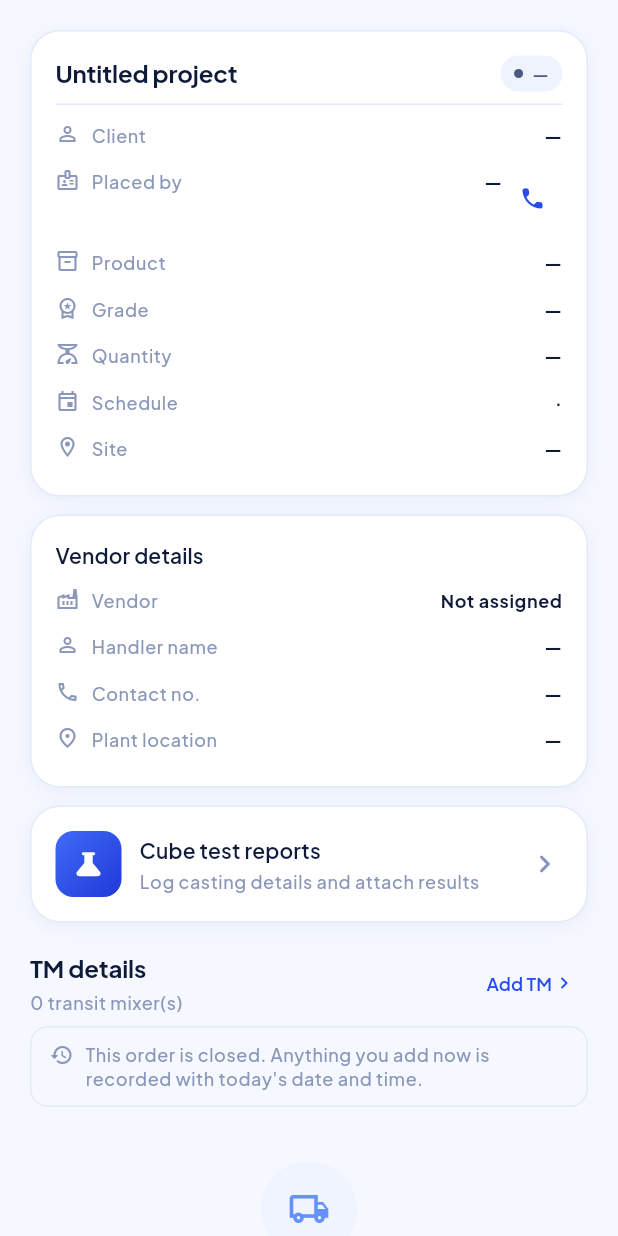
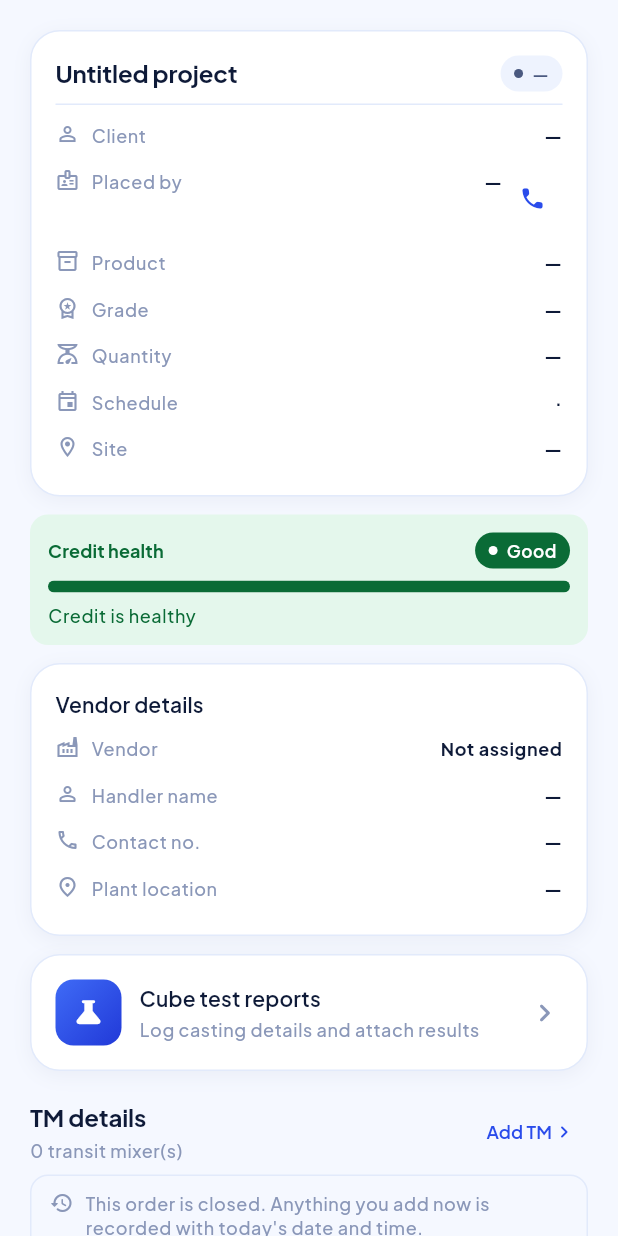
Before and after one commit to doot-dev/shivesh-teams-app, a Flutter app: the _DetailsTab widget shown alone on an empty page, opened directly with empty values, on a phone screen of 412 x 824 dp. Run offline on Flutter 3.47's test engine with Material 3 defaults, Android fonts, the phone set to English and light mode, and no system bars; our stand-ins replace dio, dotted_border, file_picker, firebase_core, firebase_messaging, flutter_local_notifications and 7 more; missing offline and left inert: pdfx; accounts and stored records are empty; network calls fail.

Commit message:
feat: client credit health band on the order page
Co-Authored-By: Claude Opus 5.5 <noreply@anthropic.com>

```diff
--- a/lib/core/widgets/app_widgets.dart
+++ b/lib/core/widgets/app_widgets.dart
@@ -616,3 +616,71 @@ class OrderCardSkeleton extends StatelessWidget {
     );
   }
 }
+
+/// Credit health (2026-09-28): the server's GREEN / ORANGE / RED band, never
+/// the amounts. [usedPct] fills the bar. It warns only; nothing is blocked.
+class CreditBandBar extends StatelessWidget {
+  const CreditBandBar({
+    super.key,
+    required this.band,
+    this.usedPct,
+    this.footer,
+  });
+
+  final String band;
+  final int? usedPct;
+  final Widget? footer;
+
+  @override
+  Widget build(BuildContext context) {
+    final (tone, label, note) = switch (band) {
+      'RED' => (Tone.err, 'Critical', 'Overdue or over the credit limit'),
+      'ORANGE' => (Tone.warn, 'Watch', 'Close to the credit limit'),
+      _ => (Tone.ok, 'Good', 'Credit is healthy'),
+    };
+    final (bg, fg, solidBg, _) = _toneColors(tone);
+    final t = Theme.of(context).textTheme;
+    return Semantics(
+      label: 'Credit health $label. $note',
+      child: Container(
+        padding: const EdgeInsets.all(12),
+        decoration: BoxDecoration(
+          color: bg,
+          borderRadius: BorderRadius.circular(12),
+        ),
+        child: Column(
+          crossAxisAlignment: CrossAxisAlignment.start,
+          children: [
+            Row(
+              children: [
+                Expanded(
+                  child: Text(
+                    'Credit health',
+                    style: t.labelMedium?.copyWith(
+                      color: fg,
+                      fontWeight: FontWeight.w700,
+                    ),
+                  ),
+                ),
+                StatusBadge(label, tone: tone, solid: true),
+              ],
+            ),
+            const SizedBox(height: 8),
+            ClipRRect(
+              borderRadius: BorderRadius.circular(4),
+              child: LinearProgressIndicator(
+                value: (usedPct ?? 100).clamp(4, 100) / 100,
+                minHeight: 8,
+                color: solidBg,
+                backgroundColor: Colors.white,
+              ),
+            ),
+            const SizedBox(height: 6),
+            Text(note, style: t.bodySmall?.copyWith(color: fg)),
+            if (footer != null) ...[const SizedBox(height: 6), footer!],
+          ],
+        ),
+      ),
+    );
+  }
+}
--- a/lib/features/orders/data/models/order_models.dart
+++ b/lib/features/orders/data/models/order_models.dart
@@ -260,7 +260,12 @@ class FieldOrder {
     this.comments = const [],
     this.placedBy,
     this.placedByPhone,
+    this.creditBand,
   });
+
+  /// GREEN / ORANGE / RED — the client's credit health, never the amounts.
+  /// Only on the single-order response.
+  final String? creditBand;
 
   /// docs/06: the client's person who placed it from the app — who to call at
   /// site. "Rakesh Pawar (Site Engineer)". Null when the office placed it.
@@ -353,6 +358,7 @@ class FieldOrder {
           '',
       isActive: json['isActive'] as bool? ?? false,
       status: json['status'] as String? ?? '',
+      creditBand: json['creditBand'] as String?,
       vendorDetail: (vendorHandler != null || vendorLocation != null)
           ? VendorDetail(
               handlerName: vendorHandler?['name'] as String? ?? '',
--- a/lib/features/orders/presentation/pages/order_details_page.dart
+++ b/lib/features/orders/presentation/pages/order_details_page.dart
@@ -319,6 +319,14 @@ class _DetailsTab extends StatelessWidget {
           StaggeredItem(
             index: step++,
             child: _DeliveryStatusCard(order: order, orderId: orderId),
+          ),
+          const SizedBox(height: AppSpacing.md),
+        ],
+
+        if (order.creditBand != null) ...[
+          StaggeredItem(
+            index: step++,
+            child: CreditBandBar(band: order.creditBand!),
           ),
           const SizedBox(height: AppSpacing.md),
         ],
```
